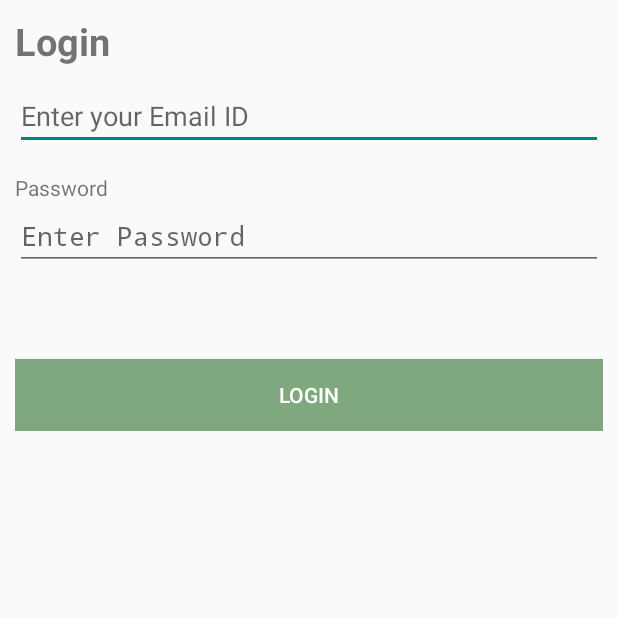
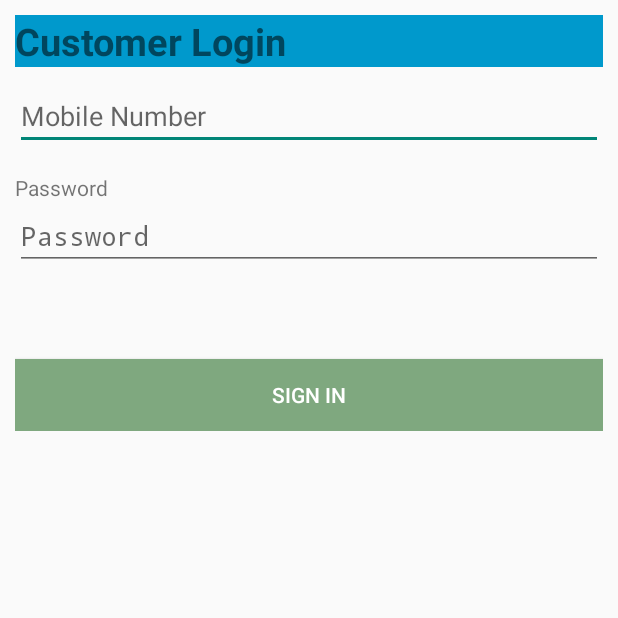
Before and after one commit to javvajisrinivas/AndroidRestFulWSExample, an Android app: the screen it shows after launch (LoginActivity), on a phone screen of 412 x 824 dp, the top half of it. Run offline under Robolectric (Android 15) with nearby library versions, the phone set to English and light mode, and no system bars.

```diff
--- a/app/build.gradle
+++ b/app/build.gradle
@@ -1,7 +1,7 @@
 apply plugin: 'com.android.application'
 
 android {
-    compileSdkVersion 19
+    compileSdkVersion 17
     buildToolsVersion "23.0.2"
 
     defaultConfig {
--- a/app/src/main/java/com/srinivas/javvaji/LoginActivity.java
+++ b/app/src/main/java/com/srinivas/javvaji/LoginActivity.java
@@ -30,7 +30,7 @@ public class LoginActivity extends Activity {
 	ProgressDialog prgDialog;
 	// Error Msg TextView Object
 	TextView errorMsg;
-	// Email Edit View Object
+	// Mobile Number Edit View Object
 	EditText mobileNoET;
 	// Passwprd Edit View Object
 	EditText pwdET;
@@ -40,8 +40,8 @@ public class LoginActivity extends Activity {
 		setContentView(R.layout.login);
 		// Find Error Msg Text View control by ID
 		errorMsg = (TextView)findViewById(R.id.login_error);
-		// Find Email Edit View control by ID
-		mobileNoET = (EditText)findViewById(R.id.loginEmail);
+		// Find Mobile Number Edit View control by ID
+		mobileNoET = (EditText)findViewById(R.id.mobileNumber);
 		// Find Password Edit View control by ID
 		pwdET = (EditText)findViewById(R.id.loginPassword);
 		// Instantiate Progress Dialog object
@@ -71,7 +71,7 @@ public class LoginActivity extends Activity {
 	 * @param view
 	 */
 	public void loginUser(View view){
-		// Get Email Edit View Value
+		// Get mobileNumber Edit View Value
 		String mobileNo = mobileNoET.getText().toString();
 		// Get Password Edit View Value
 		String password = pwdET.getText().toString();
@@ -81,11 +81,11 @@ public class LoginActivity extends Activity {
 
 		// Instantiate Http Request Param Object
 		RequestParams params = new RequestParams();
-		// When Email Edit View and Password Edit View have values other than Null
+		// When Mobile Number Edit View and Password Edit View have values other than Null
 		if(Utility.isNotNull(mobileNo) && Utility.isNotNull(password)){
-			// When Email entered is Valid
+			// When Mobile Number entered is Valid
 			if(Utility.validate(mobileNo)){
-				// Put Http parameter username with value of Email Edit View control
+				// Put Http parameter username with value of Mobile Number Edit View control
 				params.put("username", mobileNo);
 				// Put Http parameter password with value of Password Edit Value control
 				params.put("password", password);
@@ -94,9 +94,9 @@ public class LoginActivity extends Activity {
 				// Invoke RESTful Web Service with Http parameters
 				invokeWS(params);
 			}
-			// When Email is invalid
+			// When Mobile Number is invalid
 			else{
-				Toast.makeText(getApplicationContext(), "Please enter valid email", Toast.LENGTH_LONG).show();
+				Toast.makeText(getApplicationContext(), "Please enter valid Mobile Number", Toast.LENGTH_LONG).show();
 			}
 		}
 		// When any of the Edit View control left blank
@@ -116,7 +116,7 @@ public class LoginActivity extends Activity {
 		 prgDialog.show();
 		 // Make RESTful webservice call using AsyncHttpClient object
 		 AsyncHttpClient client = new AsyncHttpClient();
-         client.get("http://1.0.0.12:8080/useraccount/login/dologin", params, new AsyncHttpResponseHandler() {
+         client.get("http://192.168.2.10:8080/useraccount/login/dologin", params, new AsyncHttpResponseHandler() {
 			 // When the response returned by REST has Http response code '200'
 			 @Override
 			 public void onSuccess(String response) {
@@ -181,7 +181,7 @@ public class LoginActivity extends Activity {
 	 * Method which navigates from Login Activity to Home Activity
 	 */
 	public void navigatetoHomeActivity(){
-		Intent homeIntent = new Intent(getApplicationContext(),HomeActivity.class);
+		Intent homeIntent = new Intent(getApplicationContext(),EmployeeActivity.class);
 		homeIntent.addFlags(Intent.FLAG_ACTIVITY_CLEAR_TOP);
 		startActivity(homeIntent);
 	}
--- a/app/src/main/java/com/srinivas/javvaji/Utility.java
+++ b/app/src/main/java/com/srinivas/javvaji/Utility.java
@@ -23,8 +23,9 @@ public class Utility {
 	 * @return true for Valid Email and false for Invalid Email
 	 */
 	public static boolean validate(String mobileNo) {
-		if(mobileNo.length() > 10)
-			mobileNo = mobileNo.substring(mobileNo.length()-10);
+//		if(mobileNo.length() > 10)
+//			mobileNo = mobileNo.substring(mobileNo.length()-10);
+
 		pattern = Pattern.compile(MOBILE_PATTERN);
 		matcher = pattern.matcher(mobileNo);
 		return matcher.matches();
--- a/app/src/main/res/layout/login.xml
+++ b/app/src/main/res/layout/login.xml
@@ -5,7 +5,7 @@
 
     <LinearLayout
         android:layout_width="fill_parent"
-        android:layout_height="wrap_content"
+        android:layout_height="fill_parent"
         android:orientation="vertical"
         android:padding="10dip" >
 
@@ -13,16 +13,20 @@
             android:layout_width="fill_parent"
             android:layout_height="wrap_content"
             android:layout_marginBottom="10dip"
-            android:text="@string/login_title"
+            android:text="@string/customer_login"
+
             android:textSize="25sp"
+            android:background="#0099cc"
             android:textStyle="bold" />
 
+
         <EditText
-            android:id="@+id/loginEmail"
+            android:id="@+id/mobileNumber"
             android:layout_width="fill_parent"
             android:layout_height="wrap_content"
-            android:hint="Enter your Email ID"
-            android:inputType="textEmailAddress" />
+            android:hint="@string/prompt_number"
+            android:inputType="phone"
+            android:maxLength="10"/>
 
         <TextView
             android:layout_width="fill_parent"
@@ -34,7 +38,7 @@
             android:id="@+id/loginPassword"
             android:layout_width="fill_parent"
             android:layout_height="wrap_content"
-            android:hint="Enter Password"
+            android:hint="@string/prompt_password"
             android:inputType="textPassword" />
 
         <TextView
@@ -52,8 +56,9 @@
             android:layout_marginTop="20dip"
             android:background="@color/abc_search_url_text_normal"
             android:onClick="loginUser"
-            android:text="Login"
+            android:text="@string/action_sign_in"
             android:textColor="#fff" />
+
 
     </LinearLayout>
 
--- a/app/src/main/res/values/strings.xml
+++ b/app/src/main/res/values/strings.xml
@@ -1,16 +1,22 @@
 <?xml version="1.0" encoding="utf-8"?>
 <resources>
 
-    <string name="app_name">AndroidRestFulWSExample</string>
+    <string name="app_name">Finance Manager</string>
     <string name="hello_world">Hello world!</string>
+    <string name="customer_login">Customer Login</string>
     <string name="action_settings">Settings</string>
+    <string name="prompt_number">Mobile Number</string>
+    <string name="prompt_password">Password</string>
     <string name="title_activity_login">Login</string>
     <string name="title_activity_home">HomeActivity</string>
     <string name="register_title">Register</string>
     <string name="login_title">Login</string>
     <string name="name">Name</string>
-    <string name="email">Email</string>
+    <string name="action_sign_in">Sign in</string>
+    <string name="party_id">Party Id</string>
+    <string name="party_name">Party Name</string>
     <string name="pwd">Password</string>
     <string name="btnRegister">Register</string>
-    <string name="title_activity_employee">EmployeeActivity</string>
+    <string name="due_list">Due List</string>
+    <string name="title_activity_employee">Employee Activities</string>
 </resources>
```
Also changed, not shown: app/src/main/AndroidManifest.xml (+11 -6 lines), app/src/main/java/com/srinivas/javvaji/SingleViewActivity.java (+37 -1 lines), app/src/main/java/loginAction/Customer.java (+20 -0 lines), app/src/main/res/layout/due_details_view.xml (added, +47 -0 lines), app/src/main/res/layout/transaction_details_view.xml (added, +47 -0 lines), app/src/main/res/drawable/party_details.png (added), app/src/main/res/drawable/party_details_64.png (added), app/src/main/res/drawable/party_details_two.png (added), app/src/main/res/drawable/transaction_detaills_icon.png (added), 32 other files.
